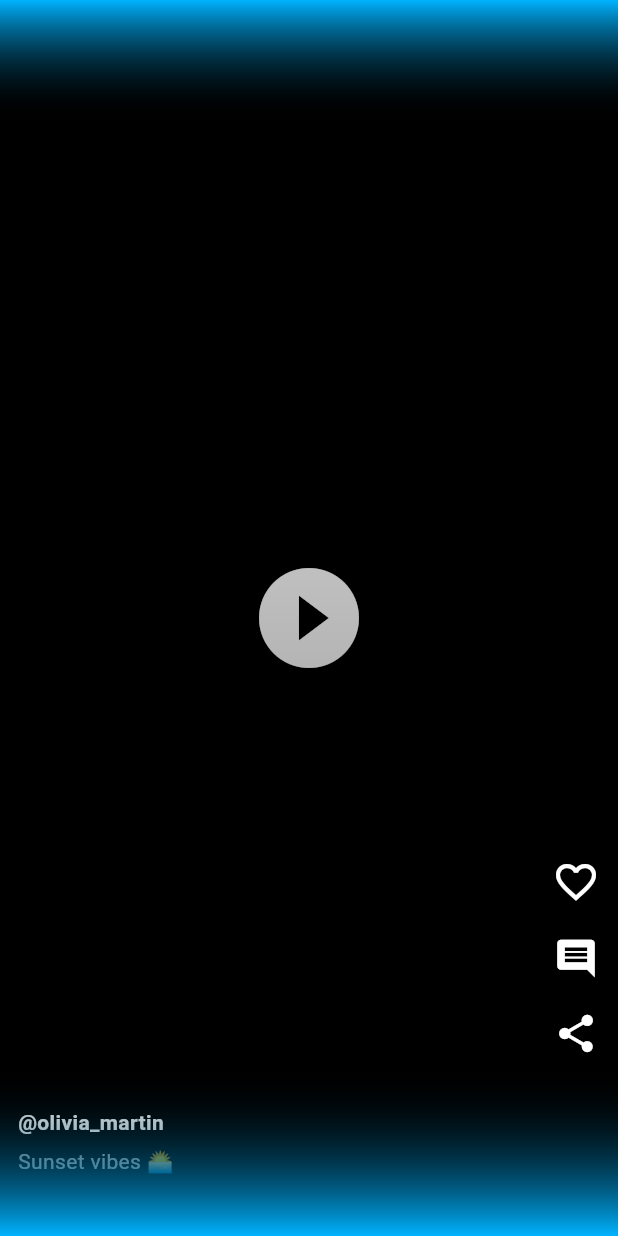
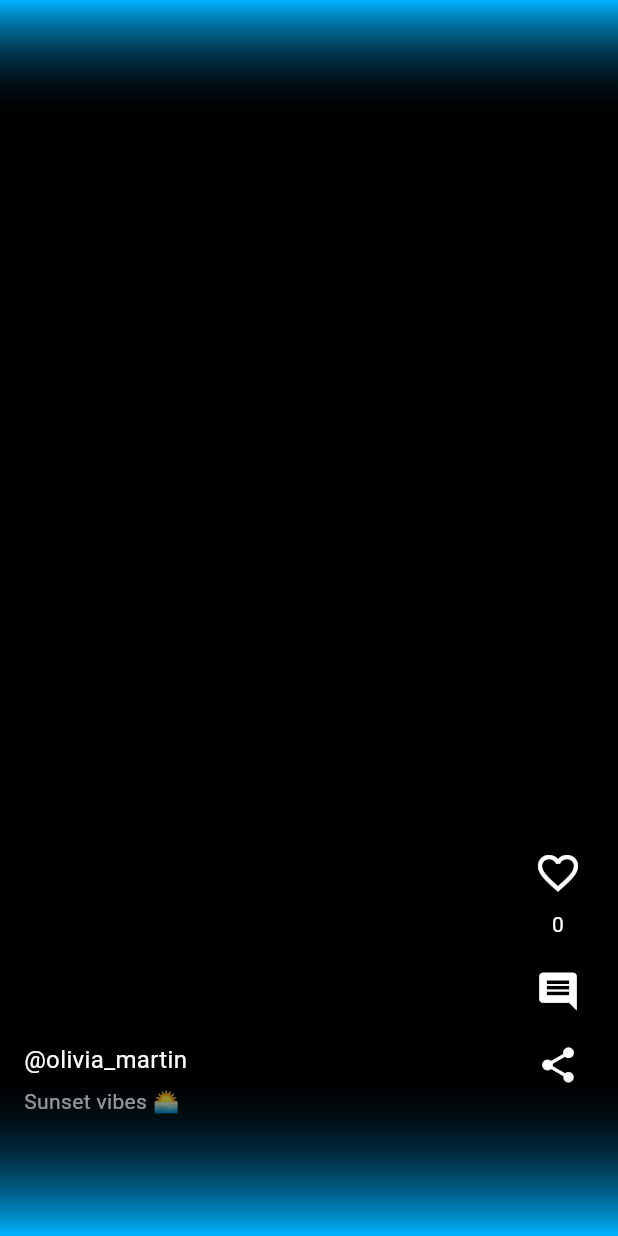
Before and after one commit to Raonsonapp/Raonson-v1, a Flutter app: the ReelsScreen screen opened directly, on a phone screen of 412 x 824 dp. Run offline on Flutter 3.47's test engine with Material 3 defaults, Android fonts, the phone set to English and light mode, and no system bars.

Commit message:
Update reel_player.dart

```diff
--- a/lib/reels/reel_player.dart
+++ b/lib/reels/reel_player.dart
@@ -1,70 +1,78 @@
 import 'package:flutter/material.dart';
 import '../models/reel_model.dart';
 
-class ReelPlayer extends StatelessWidget {
+class ReelPlayer extends StatefulWidget {
   final Reel reel;
+  const ReelPlayer({super.key, required this.reel});
 
-  const ReelPlayer({super.key, required this.reel});
+  @override
+  State<ReelPlayer> createState() => _ReelPlayerState();
+}
+
+class _ReelPlayerState extends State<ReelPlayer> {
+  void toggleLike() {
+    setState(() {
+      widget.reel.liked = !widget.reel.liked;
+      widget.reel.likes += widget.reel.liked ? 1 : -1;
+    });
+  }
 
   @override
   Widget build(BuildContext context) {
     return Stack(
       fit: StackFit.expand,
       children: [
-        /// TEMP preview (то video_player)
-        Container(
-          color: Colors.black,
-          child: const Center(
-            child: Icon(Icons.play_circle_fill,
-                color: Colors.white, size: 80),
-          ),
-        ),
-
-        /// Gradient overlay
+        // 🔲 Placeholder background (ба ҷои видео)
         Container(
           decoration: const BoxDecoration(
             gradient: LinearGradient(
-              begin: Alignment.bottomCenter,
-              end: Alignment.topCenter,
-              colors: [Colors.black54, Colors.transparent],
+              colors: [Colors.black, Colors.black87],
+              begin: Alignment.topCenter,
+              end: Alignment.bottomCenter,
             ),
           ),
         ),
 
-        /// Right actions
+        // 📄 Caption + username
         Positioned(
-          right: 12,
-          bottom: 120,
+          left: 16,
+          bottom: 80,
           child: Column(
-            children: const [
-              Icon(Icons.favorite_border, color: Colors.white, size: 32),
-              SizedBox(height: 20),
-              Icon(Icons.comment, color: Colors.white, size: 30),
-              SizedBox(height: 20),
-              Icon(Icons.share, color: Colors.white, size: 30),
+            crossAxisAlignment: CrossAxisAlignment.start,
+            children: [
+              Text('@${widget.reel.user}',
+                  style: const TextStyle(color: Colors.white, fontSize: 16)),
+              const SizedBox(height: 6),
+              Text(widget.reel.caption,
+                  style: const TextStyle(color: Colors.white70)),
             ],
           ),
         ),
 
-        /// Caption
+        // ❤️ Actions
         Positioned(
-          left: 12,
-          bottom: 40,
-          right: 80,
+          right: 16,
+          bottom: 100,
           child: Column(
-            crossAxisAlignment: CrossAxisAlignment.start,
             children: [
+              IconButton(
+                onPressed: toggleLike,
+                icon: Icon(
+                  widget.reel.liked
+                      ? Icons.favorite
+                      : Icons.favorite_border,
+                  color: widget.reel.liked ? Colors.red : Colors.white,
+                  size: 32,
+                ),
+              ),
               Text(
-                '@${reel.user}',
-                style: const TextStyle(
-                    color: Colors.white,
-                    fontWeight: FontWeight.bold),
+                widget.reel.likes.toString(),
+                style: const TextStyle(color: Colors.white),
               ),
-              const SizedBox(height: 6),
-              Text(
-                reel.caption,
-                style: const TextStyle(color: Colors.white70),
-              ),
+              const SizedBox(height: 20),
+              const Icon(Icons.comment, color: Colors.white, size: 30),
+              const SizedBox(height: 20),
+              const Icon(Icons.share, color: Colors.white, size: 28),
             ],
           ),
         ),
```
